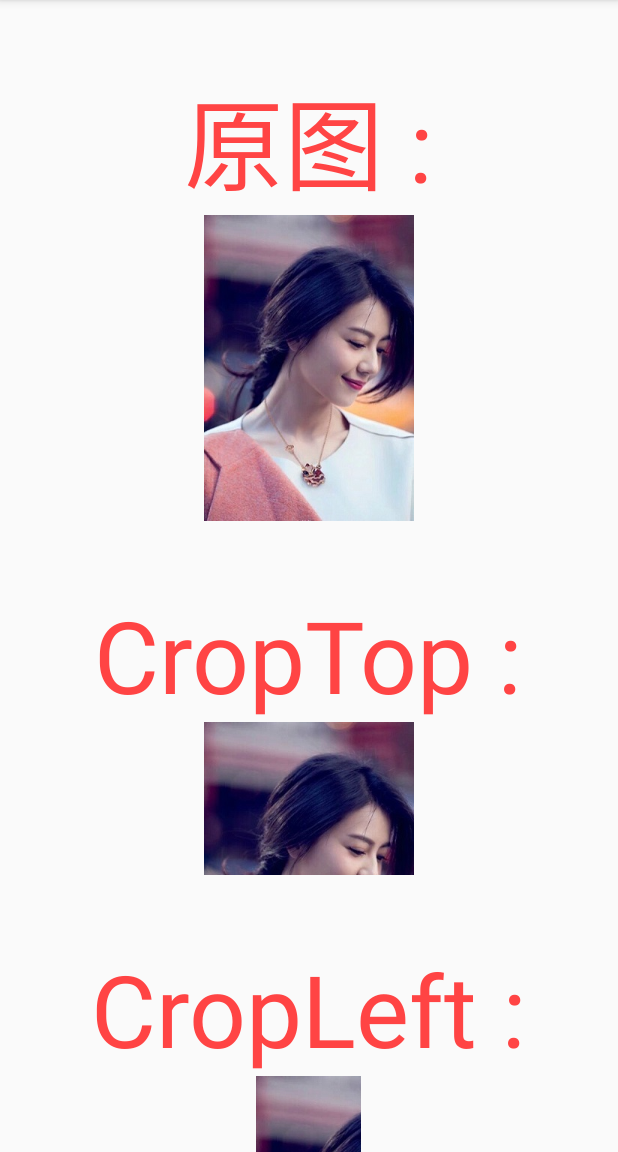
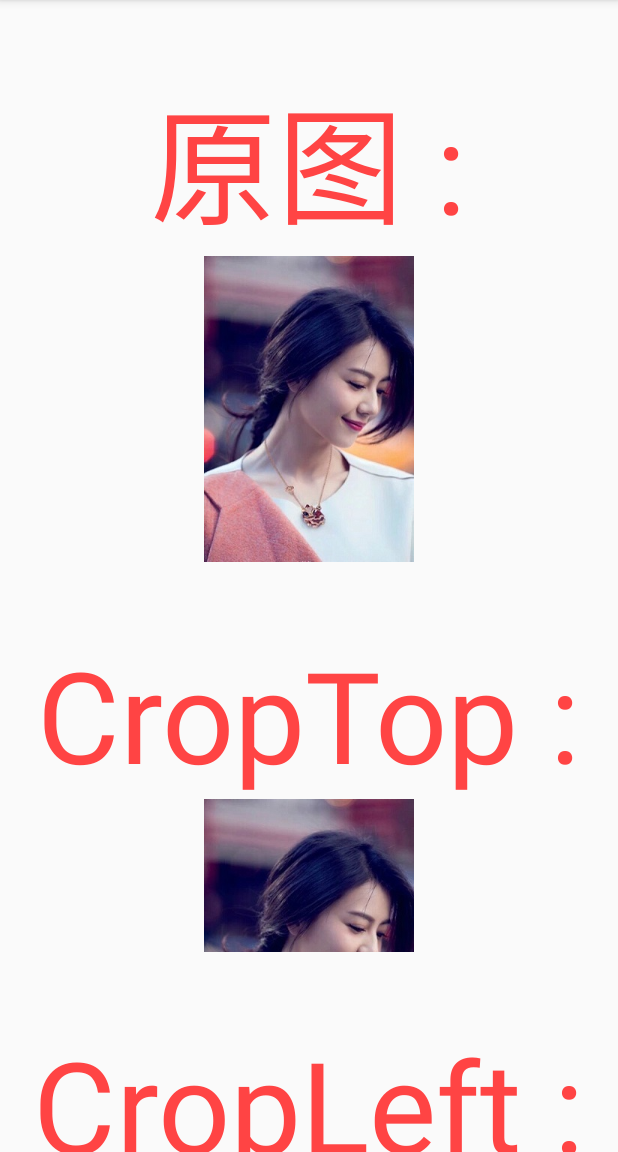
Before and after one commit to Dawish/BitmapKit, an Android app: the screen it shows after launch (ActivityCrop), on a phone screen of 412 x 824 dp, the part 84-1236 px from its top. Run offline under Robolectric (Android 15) with nearby library versions, the phone set to English and light mode, and no system bars; libraries missing offline, so code that uses them is left out: android.support.v8, com.bulong.rudeness, com.facebook.drawee, com.glidebitmappool, com.glidebitmappool.internal and 1 more; 5 statements that could not run were skipped.

Commit message:
:fire: add crop demo

```diff
--- a/app/src/main/res/layout/activity_crop.xml
+++ b/app/src/main/res/layout/activity_crop.xml
@@ -9,70 +9,75 @@
     <LinearLayout
         android:layout_width="match_parent"
         android:layout_height="match_parent"
-        android:orientation="vertical"
-        android:gravity="center_horizontal">
+        android:gravity="center_horizontal"
+        android:orientation="vertical">
 
         <TextView
             android:layout_width="wrap_content"
             android:layout_height="wrap_content"
             android:layout_marginTop="20pt"
             android:text="原图 :"
-            android:textSize="30pt"
-            android:textColor="@android:color/holo_red_light"/>
+            android:textColor="@android:color/holo_red_light"
+            android:textSize="38pt" />
+
         <ImageView
             android:layout_width="wrap_content"
             android:layout_height="wrap_content"
             android:scaleType="centerCrop"
-            android:src="@drawable/gaoyuanyuan"/>
+            android:src="@drawable/gaoyuanyuan" />
 
         <TextView
             android:layout_width="wrap_content"
             android:layout_height="wrap_content"
             android:layout_marginTop="20pt"
             android:text="CropTop :"
-            android:textSize="30pt"
-            android:textColor="@android:color/holo_red_light"/>
+            android:textColor="@android:color/holo_red_light"
+            android:textSize="38pt" />
+
         <com.danxx.demoview.CropImageView
             android:layout_width="wrap_content"
             android:layout_height="wrap_content"
-            app:bitmapCropType="top"/>
+            app:bitmapCropType="top" />
 
         <TextView
             android:layout_width="wrap_content"
             android:layout_height="wrap_content"
             android:layout_marginTop="20pt"
             android:text="CropLeft :"
-            android:textSize="30pt"
-            android:textColor="@android:color/holo_red_light"/>
+            android:textColor="@android:color/holo_red_light"
+            android:textSize="38pt" />
+
         <com.danxx.demoview.CropImageView
             android:layout_width="wrap_content"
             android:layout_height="wrap_content"
-            app:bitmapCropType="left"/>
+            app:bitmapCropType="left" />
 
         <TextView
             android:layout_width="wrap_content"
             android:layout_height="wrap_content"
             android:layout_marginTop="20pt"
             android:text="CropRight :"
-            android:textSize="30pt"
-            android:textColor="@android:color/holo_red_light"/>
+            android:textColor="@android:color/holo_red_light"
+            android:textSize="38pt" />
+
         <com.danxx.demoview.CropImageView
             android:layout_width="wrap_content"
             android:layout_height="wrap_content"
-            app:bitmapCropType="right"/>
+            app:bitmapCropType="right" />
 
         <TextView
             android:layout_width="wrap_content"
             android:layout_height="wrap_content"
             android:layout_marginTop="20pt"
             android:text="CropBottom :"
-            android:textSize="30pt"
-            android:textColor="@android:color/holo_red_light"/>
+            android:textColor="@android:color/holo_red_light"
+            android:textSize="38pt" />
+
         <com.danxx.demoview.CropImageView
             android:layout_width="wrap_content"
             android:layout_height="wrap_content"
-            app:bitmapCropType="bottom"
-            android:layout_marginBottom="30pt"/>
+            android:layout_marginBottom="38pt"
+            app:bitmapCropType="bottom" />
     </LinearLayout>
 
 </ScrollView>
```
